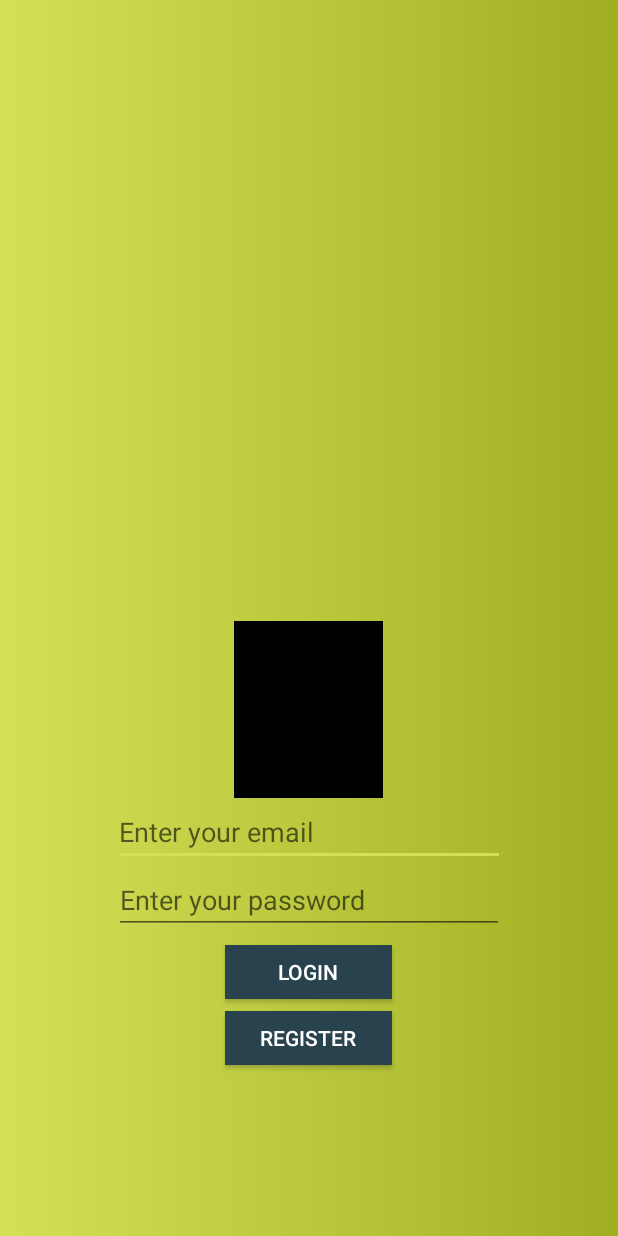
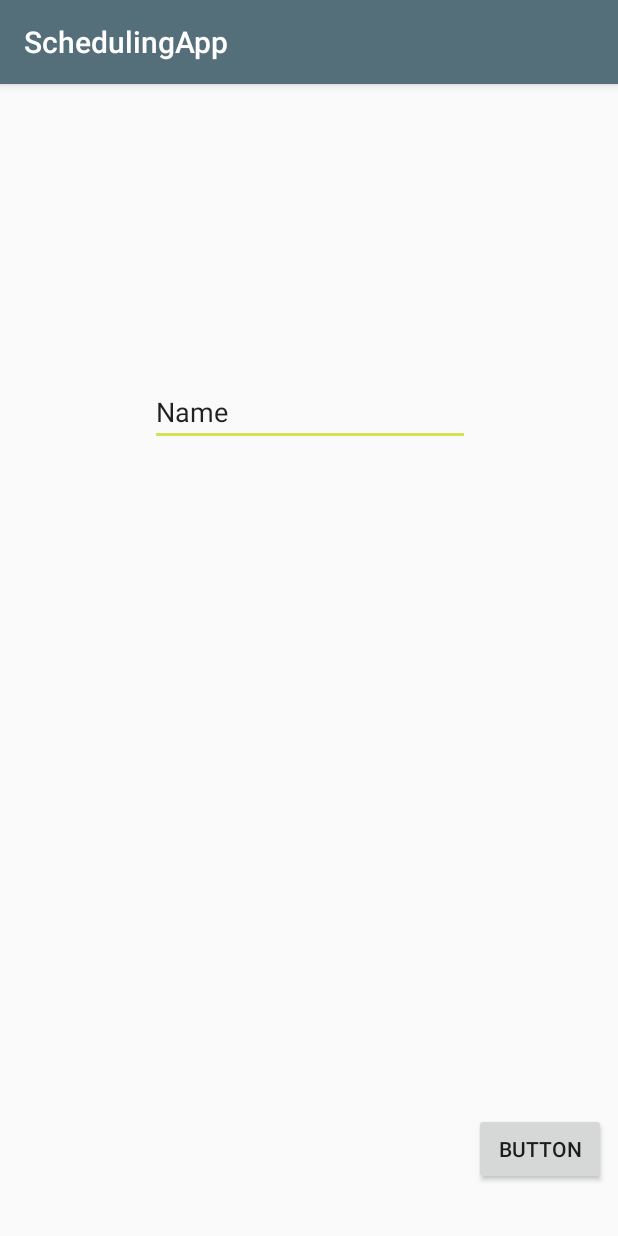
Before and after one commit to FBU2k18/SchedulingApp, an Android app: the screen it shows after launch (LoginActivity before the commit, UserNameActivity after it), after a tap on "REGISTER", on a phone screen of 412 x 824 dp. Run offline under Robolectric (Android 15) with nearby library versions, the phone set to English and light mode, and no system bars; our stand-ins replace Firebase (no records; nobody signed in at launch, a user with empty details on screens opened directly); 1 other tap on this screen came first.

Commit message:
Created username activity

```diff
--- a/app/src/main/AndroidManifest.xml
+++ b/app/src/main/AndroidManifest.xml
@@ -20,7 +20,8 @@
                 <category android:name="android.intent.category.LAUNCHER" />
             </intent-filter>
         </activity>
-        <activity android:name="com.emmabr.schedulingapp.GroupCreationActivity"></activity>
+        <activity android:name="com.emmabr.schedulingapp.GroupCreationActivity" />
+        <activity android:name="com.emmabr.schedulingapp.UserNameActivity"></activity>
     </application>
 
 </manifest>
--- a/app/src/main/java/com/emmabr/schedulingapp/LoginActivity.java
+++ b/app/src/main/java/com/emmabr/schedulingapp/LoginActivity.java
@@ -115,6 +115,10 @@
                             }
                         });
 
+                // send to another activity to create a username
+                Intent intent = new Intent(LoginActivity.this, UserNameActivity.class);
+                startActivity(intent);
+
             }
         });
     }
--- /dev/null
+++ b/app/src/main/java/com/emmabr/schedulingapp/UserNameActivity.java
@@ -0,0 +1,15 @@
+package com.emmabr.schedulingapp;
+
+import android.os.Bundle;
+import android.support.v7.app.AppCompatActivity;
+
+import me.emmabr.schedulingapp.R;
+
+public class UserNameActivity extends AppCompatActivity {
+
+    @Override
+    protected void onCreate(Bundle savedInstanceState) {
+        super.onCreate(savedInstanceState);
+        setContentView(R.layout.activity_user_name);
+    }
+}
--- /dev/null
+++ b/app/src/main/res/layout/activity_user_name.xml
@@ -0,0 +1,39 @@
+<?xml version="1.0" encoding="utf-8"?>
+<android.support.constraint.ConstraintLayout xmlns:android="http://schemas.android.com/apk/res/android"
+    xmlns:app="http://schemas.android.com/apk/res-auto"
+    xmlns:tools="http://schemas.android.com/tools"
+    android:layout_width="match_parent"
+    android:layout_height="match_parent"
+    tools:context=".UserNameActivity">
+
+    <EditText
+        android:id="@+id/etUserName"
+        android:layout_width="wrap_content"
+        android:layout_height="wrap_content"
+        android:layout_marginEnd="8dp"
+        android:layout_marginStart="8dp"
+        android:layout_marginTop="196dp"
+        android:ems="10"
+        android:inputType="textPersonName"
+        android:text="Name"
+        app:layout_constraintEnd_toEndOf="parent"
+        app:layout_constraintHorizontal_bias="0.503"
+        app:layout_constraintStart_toStartOf="parent"
+        app:layout_constraintTop_toTopOf="parent" />
+
+    <Button
+        android:id="@+id/btnNext"
+        android:layout_width="wrap_content"
+        android:layout_height="wrap_content"
+        android:layout_marginBottom="8dp"
+        android:layout_marginEnd="8dp"
+        android:layout_marginStart="8dp"
+        android:layout_marginTop="8dp"
+        android:text="Button"
+        app:layout_constraintBottom_toBottomOf="parent"
+        app:layout_constraintEnd_toEndOf="parent"
+        app:layout_constraintHorizontal_bias="1.0"
+        app:layout_constraintStart_toStartOf="parent"
+        app:layout_constraintTop_toBottomOf="@+id/etUserName"
+        app:layout_constraintVertical_bias="0.944" />
+</android.support.constraint.ConstraintLayout>
```
